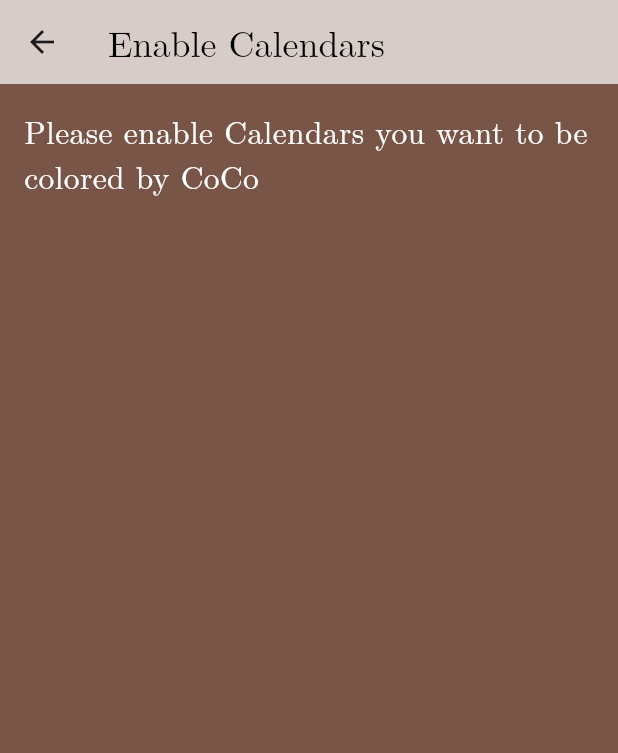
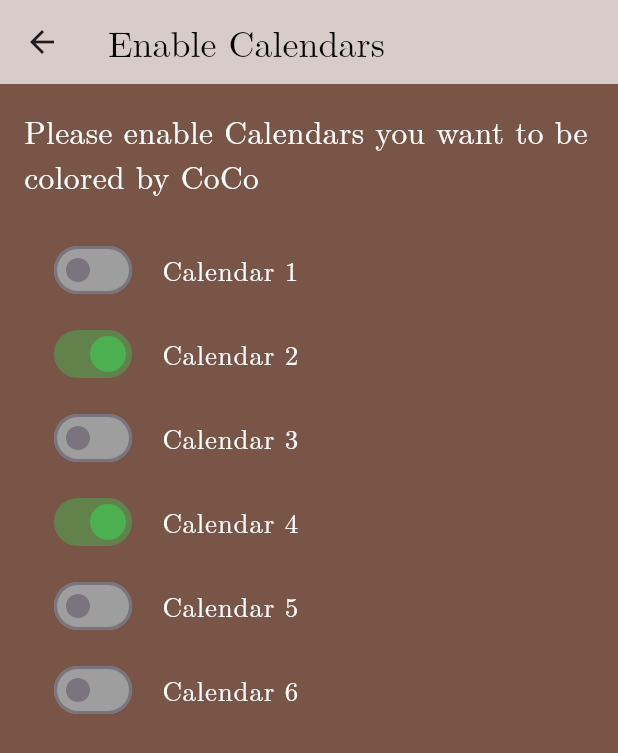
Before and after one commit to SirSirom/ProjectCoCo, a Flutter app: the EnableCalendarsScreen screen opened by its route, on a phone screen of 412 x 824 dp. Shown: the top 753 px of the screen. Run offline on Flutter 3.47's test engine with Material 3 defaults, Android fonts, the phone set to English and light mode, and no system bars.

Commit message:
calendar toggle list coursly done

```diff
--- a/lib/main.dart
+++ b/lib/main.dart
@@ -112,41 +112,74 @@
   }
 }
 
-class EnableCalendarsScreen extends StatelessWidget {
+class EnableCalendarsScreen extends StatefulWidget {
   const EnableCalendarsScreen({super.key});
+
+  @override
+  State<EnableCalendarsScreen> createState() => _EnableCalendarsScreenState();
+}
+
+class _EnableCalendarsScreenState extends State<EnableCalendarsScreen> {
+  // Sample data for calendars
+  final List<Map<String, dynamic>> _calendars = [
+    {'name': 'Calendar 1', 'enabled': false},
+    {'name': 'Calendar 2', 'enabled': true},
+    {'name': 'Calendar 3', 'enabled': false},
+    {'name': 'Calendar 4', 'enabled': true},
+    {'name': 'Calendar 5', 'enabled': false},
+    {'name': 'Calendar 6', 'enabled': false},
+  ];
+
   @override
   Widget build(BuildContext context) {
     return Scaffold(
       backgroundColor: Colors.brown,
+
       appBar: AppBar(
-        title: const Text(
-            'Enable Calendars',
-            style: TextStyle(
-                color: Colors.black,
-                fontSize: 24, fontFamily: 'NewComputerModern'
-            )
-        ),
+        title: const Text('Enable Calendars',
+            style: TextStyle(color: Colors.black, fontSize: 24, fontFamily: 'NewComputerModern')),
         backgroundColor: Colors.brown[100],
       ),
-      body: Center(
 
-        child: Padding(
-          padding: const EdgeInsets.all(16.0),
-          //TEXT
-          child: Align(
-            alignment: Alignment.topLeft,
-            child: Text(
+      body: Padding(
+        padding: const EdgeInsets.all(16.0),
+        child: Column(
+          crossAxisAlignment: CrossAxisAlignment.start,
+          children: [
+            //TEXT
+            const Text(
               "Please enable Calendars you want to be colored by CoCo",
-              style: TextStyle(
-                color: Colors.white,
-                fontSize: 21,
-                fontFamily: 'NewComputerModern',
+              style: TextStyle(color: Colors.white, fontSize: 21, fontFamily: 'NewComputerModern'),
+            ),
+            const SizedBox(height: 20),
+            //SCROLLABLE LIST
+            Expanded(
+              child: ListView.builder(
+                itemCount: _calendars.length,
+                itemBuilder: (context, index) {
+                  return ListTile(
+                    leading: Switch(
+                      value: _calendars[index]['enabled'],
+                      onChanged: (bool newValue) {
+                        setState(() {
+                          _calendars[index]['enabled'] = newValue;
+                        });
+                      },
+                      activeColor: Colors.green,
+                      inactiveTrackColor: Colors.grey,
+                    ),
+                    title: Text(
+                      _calendars[index]['name'],
+                      style: const TextStyle(
+                          color: Colors.white, fontSize: 18, fontFamily: 'NewComputerModern'),
+                    ),
+                  );
+                },
               ),
             ),
-          ),
+          ],
         ),
-
-      )
+      ),
     );
   }
 }
```
